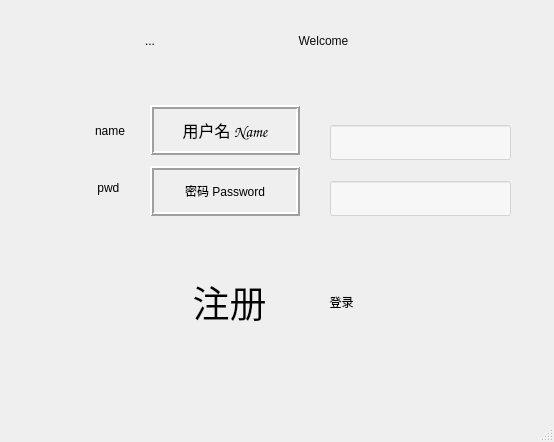
KANG-HYUNIL/Qt, file 2021_9_2Qt-main/client/client.ui: the form before one commit.
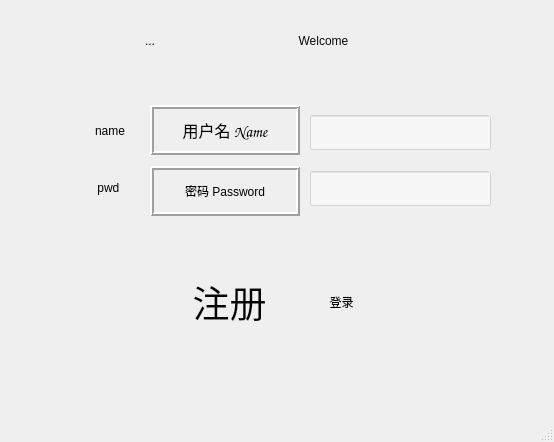
The form after the commit. Icons and pictures are not drawn.

The edit to the form file:
```diff
--- a/2021_9_2Qt-main/client/client.ui
+++ b/2021_9_2Qt-main/client/client.ui
@@ -37,60 +37,6 @@
 
 }</string>
    </property>
-   <widget class="QWidget" name="verticalLayoutWidget_2">
-    <property name="geometry">
-     <rect>
-      <x>330</x>
-      <y>110</y>
-      <width>181</width>
-      <height>121</height>
-     </rect>
-    </property>
-    <layout class="QVBoxLayout" name="verticalLayout_2">
-     <item>
-      <widget class="QLineEdit" name="lineEdit_username">
-       <property name="minimumSize">
-        <size>
-         <width>0</width>
-         <height>35</height>
-        </size>
-       </property>
-       <property name="maximumSize">
-        <size>
-         <width>16777215</width>
-         <height>35</height>
-        </size>
-       </property>
-       <property name="styleSheet">
-        <string notr="true">background-color: rgba(255, 255, 255,0.5);
-font: 75 14pt &quot;Comic Sans MS&quot;;</string>
-       </property>
-      </widget>
-     </item>
-     <item>
-      <widget class="QLineEdit" name="lineEdit_pwd">
-       <property name="minimumSize">
-        <size>
-         <width>0</width>
-         <height>35</height>
-        </size>
-       </property>
-       <property name="maximumSize">
-        <size>
-         <width>16777215</width>
-         <height>35</height>
-        </size>
-       </property>
-       <property name="styleSheet">
-        <string notr="true">background-color: rgba(255, 255, 255,0.5);</string>
-       </property>
-       <property name="echoMode">
-        <enum>QLineEdit::EchoMode::Password</enum>
-       </property>
-      </widget>
-     </item>
-    </layout>
-   </widget>
    <widget class="QWidget" name="widget" native="true">
     <property name="geometry">
      <rect>
@@ -412,6 +358,60 @@
       </item>
      </layout>
     </widget>
+    <widget class="QWidget" name="verticalLayoutWidget_2">
+     <property name="geometry">
+      <rect>
+       <x>300</x>
+       <y>110</y>
+       <width>181</width>
+       <height>121</height>
+      </rect>
+     </property>
+     <layout class="QVBoxLayout" name="verticalLayout_2">
+      <item>
+       <widget class="QLineEdit" name="lineEdit_username">
+        <property name="minimumSize">
+         <size>
+          <width>0</width>
+          <height>35</height>
+         </size>
+        </property>
+        <property name="maximumSize">
+         <size>
+          <width>16777215</width>
+          <height>35</height>
+         </size>
+        </property>
+        <property name="styleSheet">
+         <string notr="true">background-color: rgba(255, 255, 255,0.5);
+font: 75 14pt &quot;Comic Sans MS&quot;;</string>
+        </property>
+       </widget>
+      </item>
+      <item>
+       <widget class="QLineEdit" name="lineEdit_pwd">
+        <property name="minimumSize">
+         <size>
+          <width>0</width>
+          <height>35</height>
+         </size>
+        </property>
+        <property name="maximumSize">
+         <size>
+          <width>16777215</width>
+          <height>35</height>
+         </size>
+        </property>
+        <property name="styleSheet">
+         <string notr="true">background-color: rgba(255, 255, 255,0.5);</string>
+        </property>
+        <property name="echoMode">
+         <enum>QLineEdit::EchoMode::Password</enum>
+        </property>
+       </widget>
+      </item>
+     </layout>
+    </widget>
    </widget>
    <zorder>widget</zorder>
    <zorder>verticalLayoutWidget_2</zorder>
```
Left out of the diff: 2 changed lines with no effect on the pictures.
